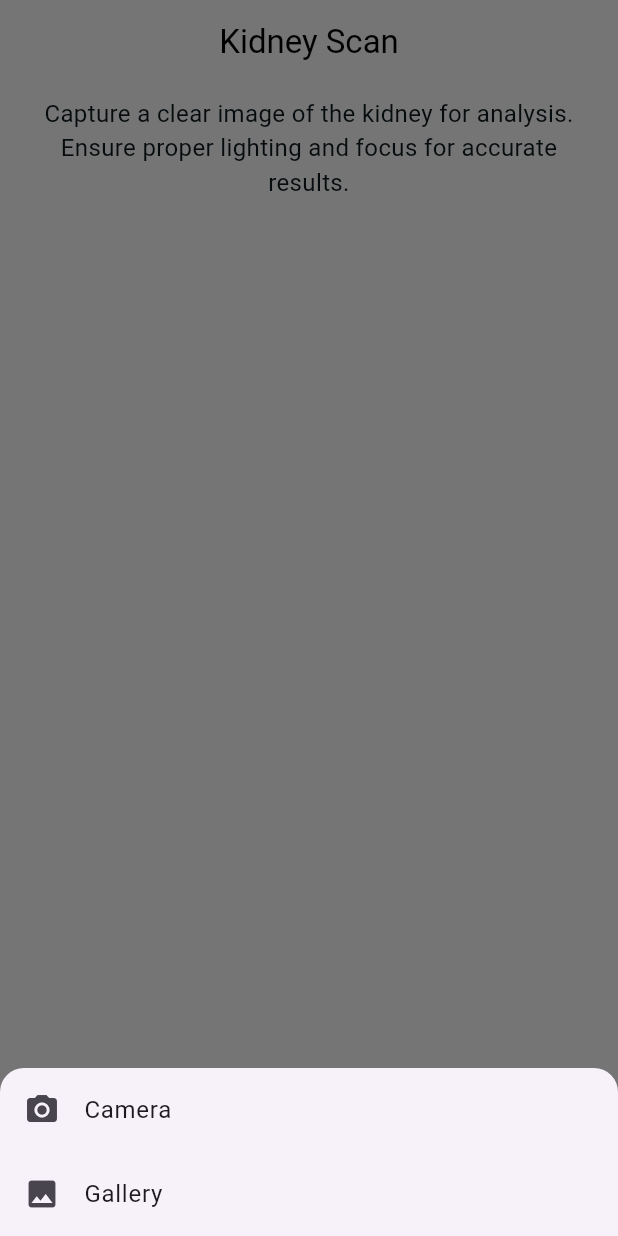
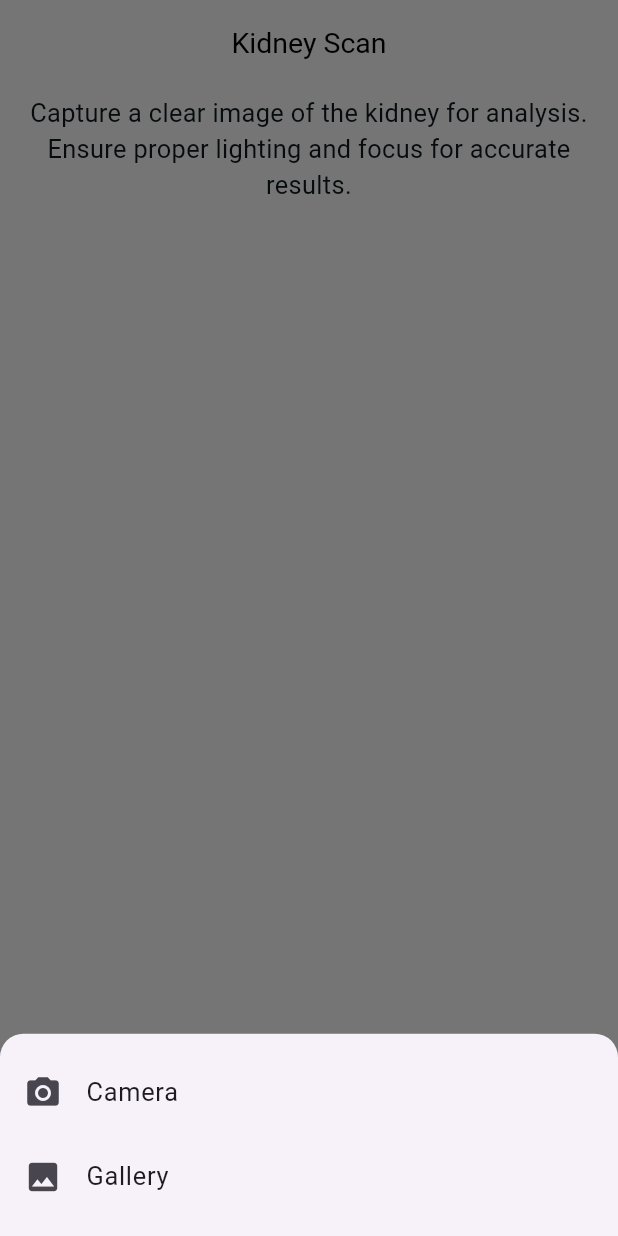
Before and after one commit to MustafaEH/kidney_disease_classification, a Flutter app: the screen it shows after launch, after a tap on "Take Kidney Image", on a phone screen of 412 x 824 dp. Run offline on Flutter 3.47's test engine with Material 3 defaults, Android fonts, the phone set to English and light mode, and no system bars; our stand-ins replace device_info_plus, flutter_screenutil, image_picker, permission_handler.

Commit message:
finished the result screen UI

```diff
--- a/lib/core/routes_manager.dart
+++ b/lib/core/routes_manager.dart
@@ -1,6 +1,6 @@
 import 'package:flutter/material.dart';
-import 'package:kidney/home.dart';
-import 'package:kidney/result.dart';
+import 'package:kidney/screens/home.dart';
+import 'package:kidney/screens/result.dart';
 
 class RoutesManager {
   static const String home = "/";
--- a/lib/home.dart
+++ /dev/null
@@ -1,135 +0,0 @@
-import 'dart:io';
-
-import 'package:flutter/material.dart';
-import 'package:image_picker/image_picker.dart';
-import 'package:kidney/core/image_options.dart';
-import 'package:kidney/core/routes_manager.dart';
-
-class Home extends StatefulWidget {
-  const Home({super.key});
-
-  @override
-  State<Home> createState() => _HomeState();
-}
-
-class _HomeState extends State<Home> {
-  File? selectedImageFile;
-
-  @override
-  Widget build(BuildContext context) {
-    return Scaffold(
-      backgroundColor: Colors.white,
-      appBar: AppBar(
-        centerTitle: true,
-        title: const Text("Kidney Scan", style: TextStyle(color: Colors.black)),
-        backgroundColor: Colors.white,
-        elevation: 0,
-      ),
-      body: Padding(
-        padding: const EdgeInsets.symmetric(horizontal: 16, vertical: 8),
-        child: Column(
-          crossAxisAlignment: CrossAxisAlignment.center,
-          children: [
-            _buildInstructions(),
-            const SizedBox(height: 20),
-            if (selectedImageFile != null) ...[
-              _buildImagePreview(),
-              const SizedBox(height: 16),
-              _buildPrimaryButton("Analyze Kidney", () {
-                Navigator.pushNamed(context, RoutesManager.result);
-              }),
-              const SizedBox(height: 20),
-            ],
-            const Spacer(),
-            _buildPrimaryButton("Take Kidney Image", _showImageSourceDialog),
-            const SizedBox(height: 20),
-          ],
-        ),
-      ),
-    );
-  }
-
-  Future<void> _pickImage(ImageSource source) async {
-    final picked =
-        source == ImageSource.camera
-            ? await ImageOptions.cameraPicker()
-            : await ImageOptions.galleryPicker();
-
-    if (picked != null) {
-      setState(() => selectedImageFile = picked);
-    }
-  }
-
-  void _showImageSourceDialog() {
-    showModalBottomSheet(
-      context: context,
-      shape: const RoundedRectangleBorder(
-        borderRadius: BorderRadius.vertical(top: Radius.circular(16)),
-      ),
-      builder:
-          (context) => Column(
-            mainAxisSize: MainAxisSize.min,
-            children: [
-              ListTile(
-                leading: const Icon(Icons.camera_alt),
-                title: const Text('Camera'),
-                onTap: () async {
-                  await _pickImage(ImageSource.camera);
-                  Navigator.pop(context);
-                },
-              ),
-              ListTile(
-                leading: const Icon(Icons.image),
-                title: const Text('Gallery'),
-                onTap: () async {
-                  await _pickImage(ImageSource.gallery);
-                  Navigator.pop(context);
-                },
-              ),
-            ],
-          ),
-    );
-  }
-
-  Widget _buildInstructions() {
-    return const Text(
-      "Capture a clear image of the kidney for analysis.\nEnsure proper lighting and focus for accurate results.",
-      textAlign: TextAlign.center,
-      style: TextStyle(
-        color: Color(0xFF0D171C),
-        fontSize: 16,
-        fontWeight: FontWeight.w400,
-      ),
-    );
-  }
-
-  Widget _buildImagePreview() {
-    return Container(
-      height: 300,
-      width: double.infinity,
-      decoration: BoxDecoration(
-        borderRadius: BorderRadius.circular(12),
-        border: Border.all(color: Colors.grey.shade300),
-      ),
-      child: ClipRRect(
-        borderRadius: BorderRadius.circular(12),
-        child: Image.file(selectedImageFile!, fit: BoxFit.cover),
-      ),
-    );
-  }
-
-  Widget _buildPrimaryButton(String label, VoidCallback onPressed) {
-    return ElevatedButton(
-      style: ElevatedButton.styleFrom(
-        backgroundColor: Colors.blue,
-        padding: const EdgeInsets.symmetric(vertical: 16, horizontal: 24),
-        shape: RoundedRectangleBorder(borderRadius: BorderRadius.circular(16)),
-      ),
-      onPressed: onPressed,
-      child: Text(
-        label,
-        style: const TextStyle(color: Colors.white, fontSize: 16),
-      ),
-    );
-  }
-}
--- a/lib/kidney.dart
+++ b/lib/kidney.dart
@@ -1,4 +1,5 @@
 import 'package:flutter/material.dart';
+import 'package:flutter_screenutil/flutter_screenutil.dart';
 import 'package:kidney/core/routes_manager.dart';
 
 class Kidney extends StatelessWidget {
@@ -6,10 +7,14 @@ class Kidney extends StatelessWidget {
 
   @override
   Widget build(BuildContext context) {
-    return MaterialApp(
-      debugShowCheckedModeBanner: false,
-      routes: RoutesManager.routes,
-      initialRoute: RoutesManager.home,
+    return ScreenUtilInit(
+      designSize: Size(390, 844),
+      builder:
+          (context, child) => MaterialApp(
+            debugShowCheckedModeBanner: false,
+            routes: RoutesManager.routes,
+            initialRoute: RoutesManager.home,
+          ),
     );
   }
 }
--- /dev/null
+++ b/lib/screens/home.dart
@@ -0,0 +1,144 @@
+import 'dart:io';
+
+import 'package:flutter/material.dart';
+import 'package:flutter_screenutil/flutter_screenutil.dart';
+import 'package:image_picker/image_picker.dart';
+import 'package:kidney/core/image_options.dart';
+import 'package:kidney/core/routes_manager.dart';
+import 'package:kidney/widgets/build_image_preview.dart';
+import 'package:kidney/widgets/custom_button.dart';
+
+class Home extends StatefulWidget {
+  const Home({super.key});
+
+  @override
+  State<Home> createState() => _HomeState();
+}
+
+class _HomeState extends State<Home> {
+  File? selectedImageFile;
+
+  @override
+  Widget build(BuildContext context) {
+    return Scaffold(
+      backgroundColor: Colors.white,
+      appBar: AppBar(
+        centerTitle: true,
+        title: Text(
+          "Kidney Scan",
+          style: TextStyle(color: Colors.black, fontSize: 18.sp),
+        ),
+        backgroundColor: Colors.white,
+        elevation: 0,
+      ),
+      body: Padding(
+        padding: REdgeInsets.symmetric(horizontal: 16.w, vertical: 8.h),
+        child: Column(
+          crossAxisAlignment: CrossAxisAlignment.center,
+          children: [
+            _buildInstructions(),
+            SizedBox(height: 20.h),
+            if (selectedImageFile != null) ...[
+              BuildImagePreview(selectedImageFile: selectedImageFile),
+              SizedBox(height: 16.h),
+              CustomButton(
+                label: "Analyze Kidney",
+                onPressed: () {
+                  Navigator.pushNamed(
+                    context,
+                    RoutesManager.result,
+                    arguments: selectedImageFile!.path,
+                  );
+                },
+              ),
+              SizedBox(height: 20.h),
+            ],
+            const Spacer(),
+            CustomButton(
+              label: "Take Kidney Image",
+              onPressed: _showImageSourceDialog,
+            ),
+            SizedBox(height: 20.h),
+          ],
+        ),
+      ),
+    );
+  }
+
+  Future<void> _pickImage(ImageSource source) async {
+    final picked =
+        source == ImageSource.camera
+            ? await ImageOptions.cameraPicker()
+            : await ImageOptions.galleryPicker();
+
+    if (picked != null) {
+      setState(() => selectedImageFile = picked);
+    }
+  }
+
+  void _showImageSourceDialog() {
+    showModalBottomSheet(
+      context: context,
+      shape: RoundedRectangleBorder(
+        borderRadius: BorderRadius.vertical(top: Radius.circular(16.r)),
+      ),
+      builder:
+          (context) => Padding(
+            padding: REdgeInsets.symmetric(vertical: 12.h),
+            child: Column(
+              mainAxisSize: MainAxisSize.min,
+              children: [
+                ListTile(
+                  leading: Icon(Icons.camera_alt, size: 24.sp),
+                  title: Text('Camera', style: TextStyle(fontSize: 16.sp)),
+                  onTap: () async {
+                    await _pickImage(ImageSource.camera);
+                    Navigator.pop(context);
+                  },
+                ),
+                ListTile(
+                  leading: Icon(Icons.image, size: 24.sp),
+                  title: Text('Gallery', style: TextStyle(fontSize: 16.sp)),
+                  onTap: () async {
+                    await _pickImage(ImageSource.gallery);
+                    Navigator.pop(context);
+                  },
+                ),
+              ],
+            ),
+          ),
+    );
+  }
+
+  Widget _buildInstructions() {
+    return Text(
+      "Capture a clear image of the kidney for analysis.\nEnsure proper lighting and focus for accurate results.",
+      textAlign: TextAlign.center,
+      style: TextStyle(
+        color: const Color(0xFF0D171C),
+        fontSize: 16.sp,
+        fontWeight: FontWeight.w400,
+      ),
+    );
+  }
+
+  Widget _buildPrimaryButton(String label, VoidCallback onPressed) {
+    return SizedBox(
+      width: double.infinity,
+      child: ElevatedButton(
+        style: ElevatedButton.styleFrom(
+          backgroundColor: Colors.blue,
+          padding: REdgeInsets.symmetric(vertical: 16.h, horizontal: 24.w),
+          shape: RoundedRectangleBorder(
+            borderRadius: BorderRadius.circular(16.r),
+          ),
+        ),
+        onPressed: onPressed,
+        child: Text(
+          label,
+          style: TextStyle(color: Colors.white, fontSize: 16.sp),
+        ),
+      ),
+    );
+  }
+}
--- /dev/null
+++ b/lib/widgets/custom_button.dart
@@ -0,0 +1,29 @@
+import 'package:flutter/material.dart';
+import 'package:flutter_screenutil/flutter_screenutil.dart';
+
+class CustomButton extends StatelessWidget {
+  const CustomButton({super.key, required this.label, required this.onPressed});
+  final String label;
+  final VoidCallback onPressed;
+
+  @override
+  Widget build(BuildContext context) {
+    return SizedBox(
+      width: double.infinity,
+      child: ElevatedButton(
+        style: ElevatedButton.styleFrom(
+          backgroundColor: Colors.blue,
+          padding: REdgeInsets.symmetric(vertical: 16.h, horizontal: 24.w),
+          shape: RoundedRectangleBorder(
+            borderRadius: BorderRadius.circular(16.r),
+          ),
+        ),
+        onPressed: onPressed,
+        child: Text(
+          label,
+          style: TextStyle(color: Colors.white, fontSize: 16.sp),
+        ),
+      ),
+    );
+  }
+}
```
Also changed, not shown: lib/result.dart (deleted, +0 -10 lines), lib/screens/result.dart (added, +121 -0 lines), lib/widgets/build_image_preview.dart (added, +24 -0 lines), lib/widgets/show_image_source_dialog.dart (added, +10 -0 lines), pubspec.yaml (+11 -3 lines), assets/kidney.png (added), pubspec.lock.
